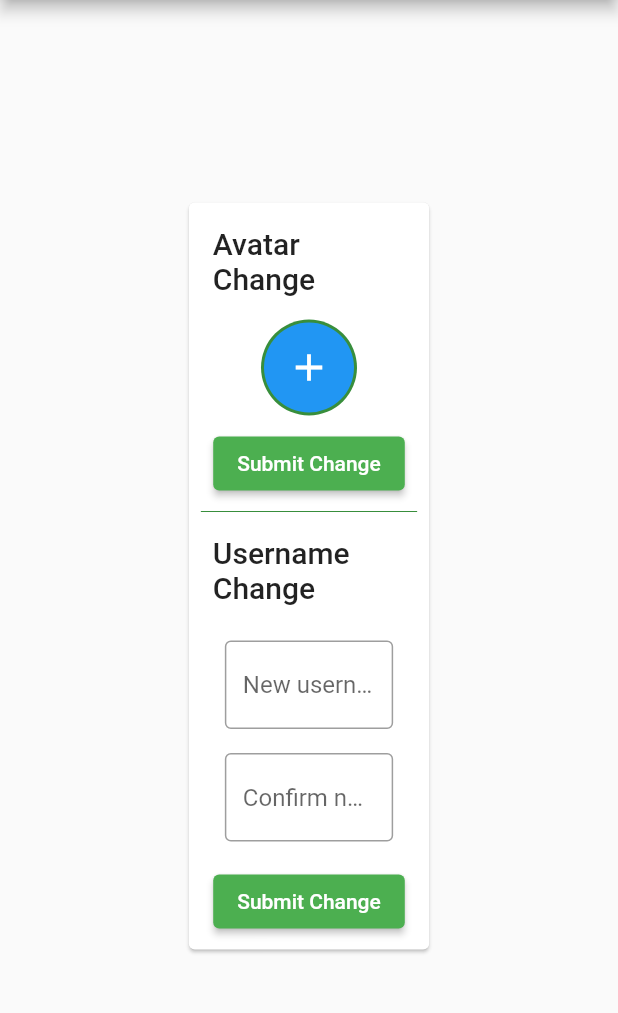
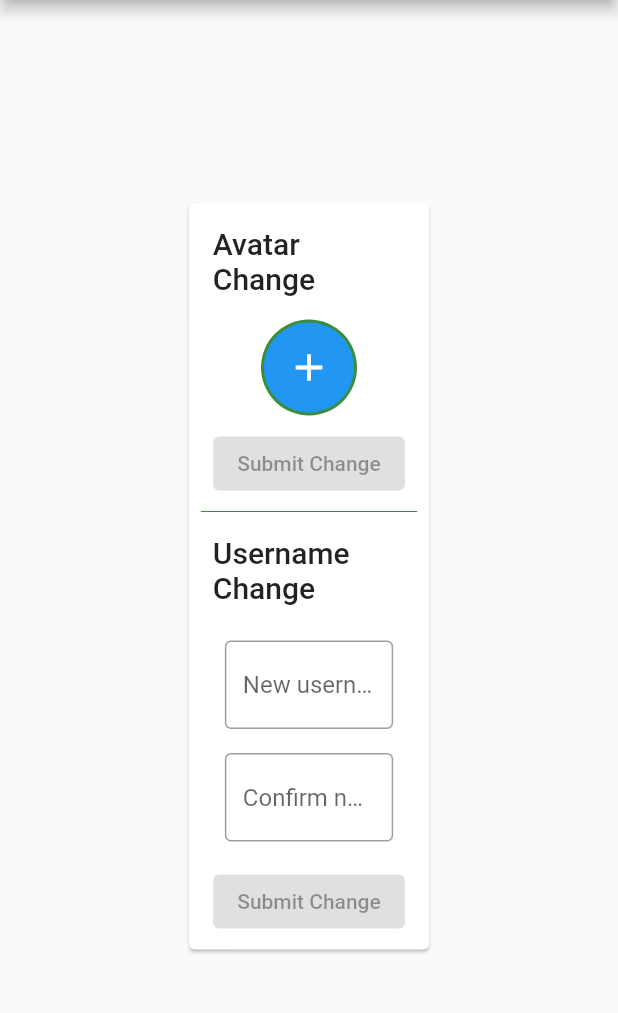
Before and after one commit to ChristianSassine/mobile-scrabble, a Flutter app: the UserSettingsScreen screen opened directly, on a phone screen of 412 x 824 dp, the part 84-1097 px from its top. Run offline on Flutter 3.47's test engine with Material 2 defaults, Android fonts, the phone set to English and light mode, and no system bars; our stand-ins replace fl_chart, flutter_dotenv, flutter_i18n, get_it, image_picker, rxdart and 2 more; missing offline and left inert: webview_flutter_wkwebview; accounts and stored records are empty; network calls fail.

Commit message:
Added username input validation

```diff
--- a/lib/screens/user-settings-screen.dart
+++ b/lib/screens/user-settings-screen.dart
@@ -1,4 +1,5 @@
 import 'package:flutter/material.dart';
+import 'package:flutter_i18n/flutter_i18n.dart';
 import 'package:get_it/get_it.dart';
 import 'package:mobile/components/avatar-selector-widget.dart';
 import 'package:mobile/domain/services/auth-service.dart';
@@ -11,7 +12,13 @@ class UserSettingsScreen extends StatefulWidget {
 }
 
 class _UserSettingsScreenState extends State<UserSettingsScreen> {
+  final _usernameFormKey = GlobalKey<FormState>();
+
   final _authService = GetIt.I.get<AuthService>();
+  final _usernameController = TextEditingController();
+
+  bool _usernameChangeValid = false;
+  bool _avatarChangeValid = false;
 
   @override
   Widget build(BuildContext context) {
@@ -34,32 +41,57 @@ class _UserSettingsScreenState extends State<UserSettingsScreen> {
                     children: [
                       Padding(
                         padding: const EdgeInsets.all(8.0),
-                        child: Text("Avatar Change", style: theme.textTheme.titleLarge,),
+                        child: Text(
+                          "Avatar Change",
+                          style: theme.textTheme.titleLarge,
+                        ),
                       ),
                       Padding(
                         padding: const EdgeInsets.all(8.0),
-                        child: AvatarSelector(onImageChange: (avatar){},
+                        child: AvatarSelector(
+                          onImageChange: (avatar) {},
                           // currentInfo: _authService!.user!.profilePicture!,
                         ),
                       ),
-                      ElevatedButton(onPressed: (){}, child: Text("Submit Change")),
-                      Divider(color: theme.primaryColorDark,),
-                      Padding(
-                        padding: const EdgeInsets.all(8.0),
-                        child: Text("Username Change", style: theme.textTheme.titleLarge,),
+                      ElevatedButton(
+                          onPressed: _avatarChangeValid ? () {} : null,
+                          child: Text("Submit Change")),
+                      Divider(
+                        color: theme.primaryColorDark,
                       ),
                       Padding(
                         padding: const EdgeInsets.all(8.0),
-                        child: Form(child: IntrinsicWidth(
+                        child: Text(
+                          "Username Change",
+                          style: theme.textTheme.titleLarge,
+                        ),
+                      ),
+                      Padding(
+                        padding: const EdgeInsets.all(8.0),
+                        child: Form(
+                            key: _usernameFormKey,
+                            onChanged: () {
+                              setState(() {
+                                _usernameChangeValid =
+                                    _usernameFormKey.currentState!.validate();
+                              });
+                            },
+                            child: IntrinsicWidth(
                               child: Column(
                                 children: [
                                   Padding(
                                     padding: const EdgeInsets.all(8.0),
                                     child: TextFormField(
+                                      controller: _usernameController,
                                       decoration: InputDecoration(
                                           border: OutlineInputBorder(),
-                                      hintText: "New username"
-                                  ),
+                                          hintText: "New username"),
+                                      validator: (value) {
+                                        if (value == null || value.isEmpty) {
+                                          return FlutterI18n.translate(context,
+                                              "user_settings.username_error");
+                                        }
+                                      },
                                     ),
                                   ),
                                   Padding(
@@ -67,15 +99,22 @@ class _UserSettingsScreenState extends State<UserSettingsScreen> {
                                     child: TextFormField(
                                       decoration: InputDecoration(
                                           border: OutlineInputBorder(),
-                                    hintText: "Confirm new username"
-                                  ),
+                                          hintText: "Confirm new username"),
+                                      validator: (value) {
+                                        if (value != _usernameController.text) {
+                                          return FlutterI18n.translate(context,
+                                              "user_settings.username_confirmation_error");
+                                        }
+                                      },
                                     ),
                                   )
                                 ],
                               ),
                             )),
                       ),
-                      ElevatedButton(onPressed: (){}, child: Text("Submit Change")),
+                      ElevatedButton(
+                          onPressed: _usernameChangeValid ? () {} : null,
+                          child: Text("Submit Change")),
                     ],
                   ),
                 ),
```
Lines whose indentation alone changed are shown as unchanged.
